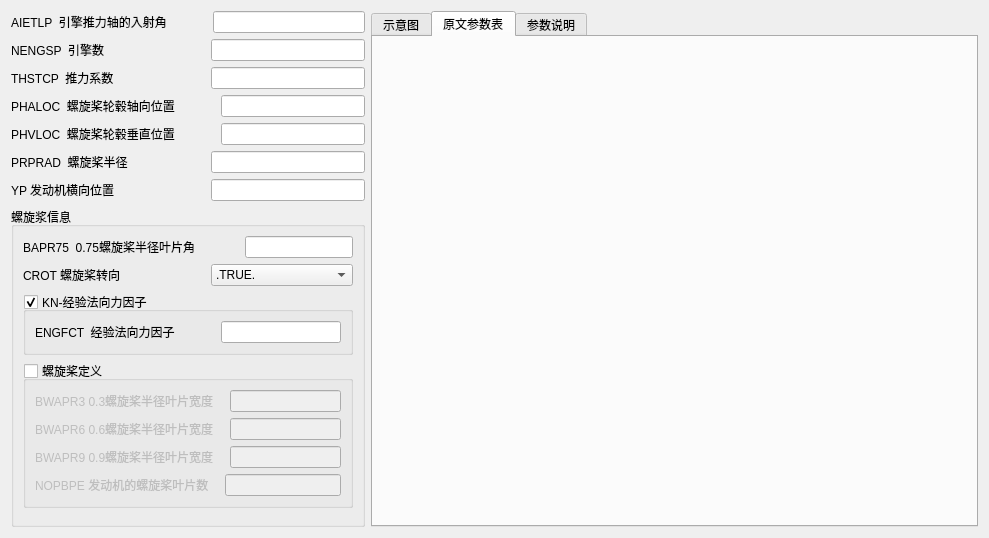
This is PyDatcomLab/GUIs/PlaneConfiguration/PROPWR.ui in darkspring2015/PyDatcomLab as Qt 5 draws it before an edit. The edited form follows.
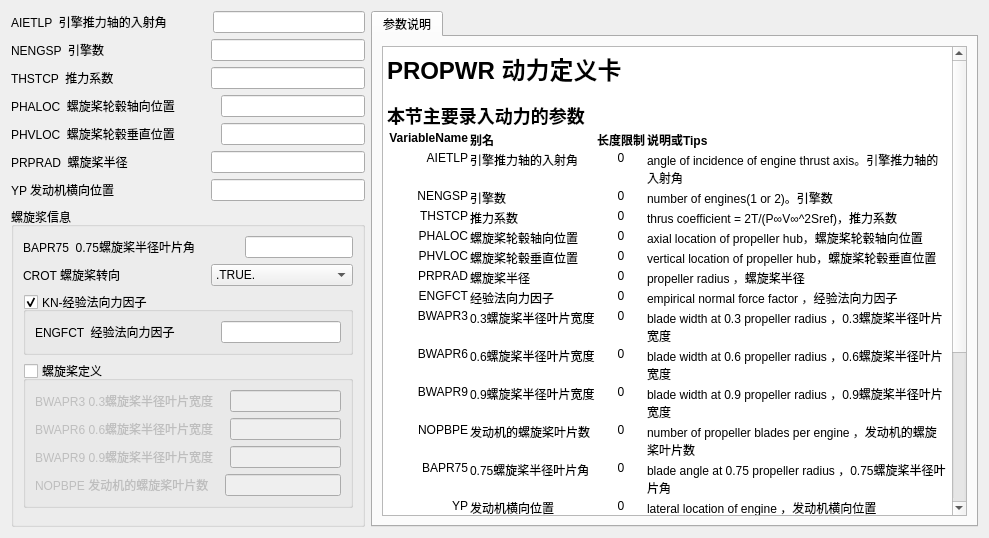
This is the edited form. Icons and pictures are not drawn.

The edit to the form file:
```diff
--- a/PyDatcomLab/GUIs/PlaneConfiguration/PROPWR.ui
+++ b/PyDatcomLab/GUIs/PlaneConfiguration/PROPWR.ui
@@ -634,48 +634,8 @@
    <item>
     <widget class="QTabWidget" name="tabWidget">
      <property name="currentIndex">
-      <number>1</number>
+      <number>0</number>
      </property>
-     <widget class="QWidget" name="tab">
-      <attribute name="title">
-       <string>示意图</string>
-      </attribute>
-      <layout class="QVBoxLayout" name="verticalLayout_5">
-       <item>
-        <widget class="QLabel" name="label_Pic1">
-         <property name="text">
-          <string/>
-         </property>
-         <property name="pixmap">
-          <pixmap resource="card_rc.qrc">:/card/rc_card/PROPWR-fig.bmp</pixmap>
-         </property>
-         <property name="scaledContents">
-          <bool>true</bool>
-         </property>
-        </widget>
-       </item>
-      </layout>
-     </widget>
-     <widget class="QWidget" name="tab_3">
-      <attribute name="title">
-       <string>原文参数表</string>
-      </attribute>
-      <layout class="QVBoxLayout" name="verticalLayout_6">
-       <item>
-        <widget class="QLabel" name="label_pic2">
-         <property name="text">
-          <string/>
-         </property>
-         <property name="pixmap">
-          <pixmap resource="card_rc.qrc">:/card/rc_card/PROWER.bmp</pixmap>
-         </property>
-         <property name="scaledContents">
-          <bool>true</bool>
-         </property>
-        </widget>
-       </item>
-      </layout>
-     </widget>
      <widget class="QWidget" name="tab_2">
       <attribute name="title">
        <string>参数说明</string>
```
